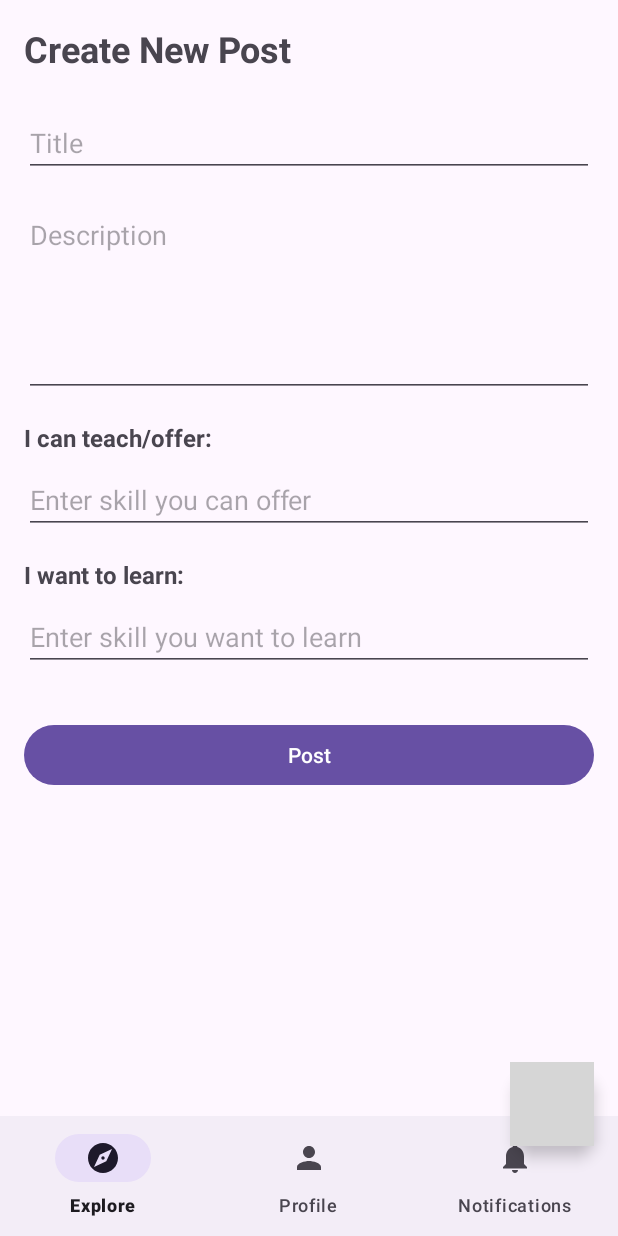
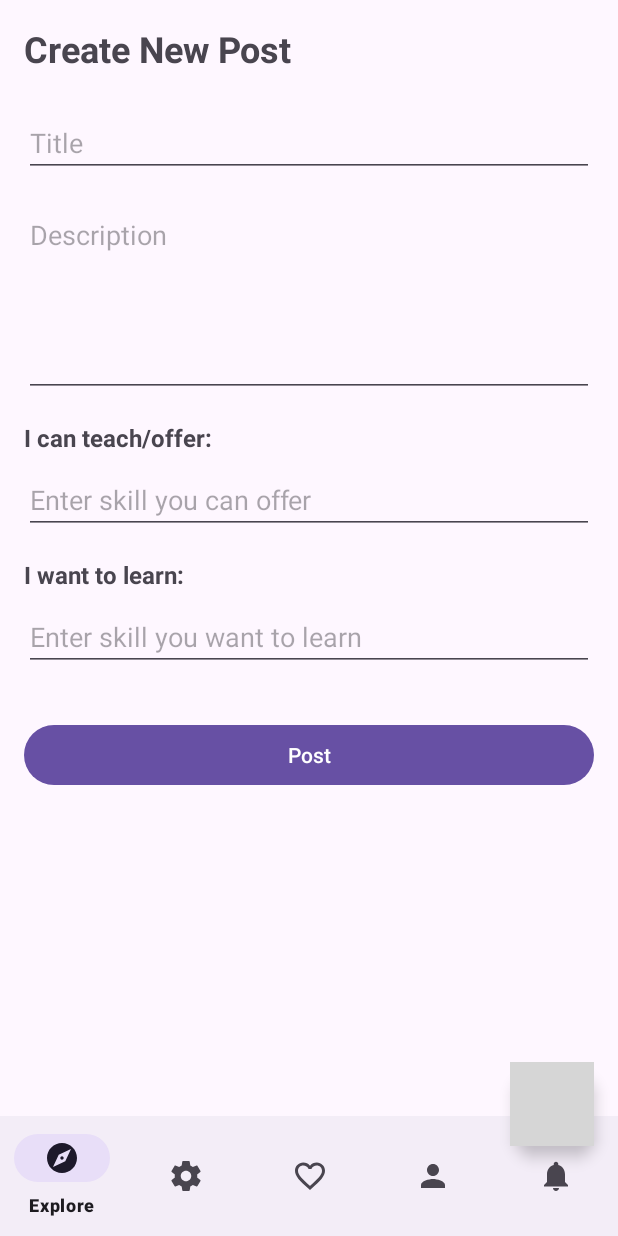
Before and after one commit to asadsaud25/Barter-Skill, an Android app: the MainActivity screen opened directly, with no data from a screen before it, after a tap on an icon or button, on a phone screen of 412 x 824 dp. Run offline under Robolectric (Android 15) with nearby library versions, the phone set to English and light mode, and no system bars; our stand-ins replace Firebase (no records; nobody signed in at launch, a user with empty details on screens opened directly), navigation-ui; grey boxes are pictures that could not be loaded.

Commit message:
Add files via upload
menu components added

```diff
--- a/app/src/main/res/menu/bottom_nav_menu.xml
+++ b/app/src/main/res/menu/bottom_nav_menu.xml
@@ -4,6 +4,17 @@
         android:id="@+id/explorerFragment"
         android:icon="@drawable/ic_explore"
         android:title="Explore" />
+
+    <item
+        android:id="@+id/settingsFragment"
+        android:icon="@drawable/ic_setting"
+
+        android:title="setting"/>
+
+    <item
+        android:id="@+id/favoriteFragment"
+        android:icon="@drawable/ic_favorite"
+        android:title="Favorite" />
 
     <item
         android:id="@+id/profileFragment"
```
